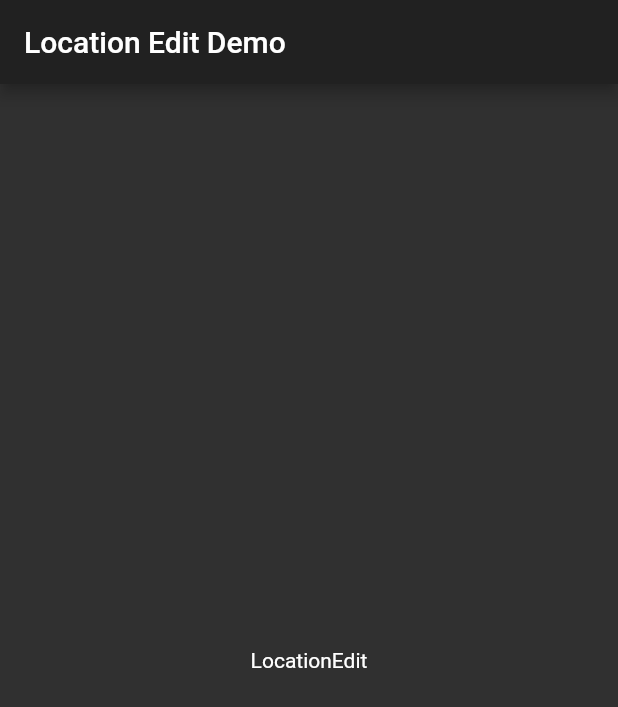
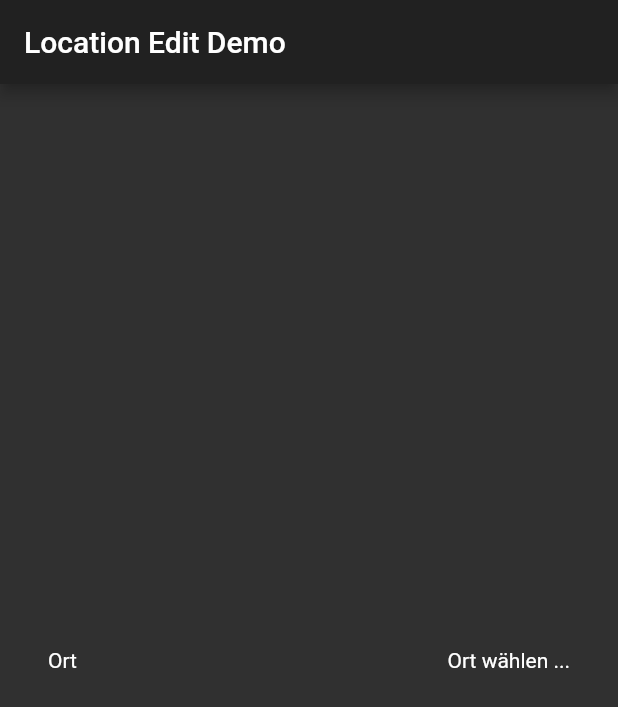
Before and after one commit to hottie85/flutter, a Flutter app: the screen it shows after launch, on a phone screen of 412 x 824 dp. Shown: the top 707 px of the screen. Run offline on Flutter 3.47's test engine with Material 2 defaults, Android fonts, the phone set to English and light mode, and no system bars; missing offline and left inert: flutter_duration_picker, selectable_circle.

Commit message:
insert two columns

```diff
--- a/location_edit/lib/location_edit.dart
+++ b/location_edit/lib/location_edit.dart
@@ -7,5 +7,13 @@ class LocationEdit extends StatefulWidget {
 
 class LocationEditState extends State<LocationEdit> {
   @override
-  Widget build(BuildContext context) => Text('LocationEdit');
+  Widget build(BuildContext context) {
+    return Container(
+      padding: EdgeInsets.all(32.0),
+      child: Row(
+        mainAxisAlignment: MainAxisAlignment.spaceBetween,
+        children: <Widget>[Text('Ort'), Text('Ort wählen ...')],
+      ),
+    );
+  }
 }
```
